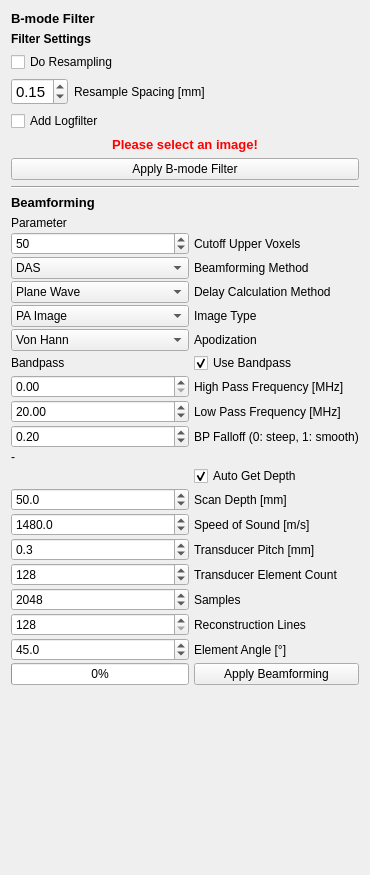
Before: the Qt Designer form Plugins/org.mitk.gui.qt.photoacoustics.imageprocessing/src/internal/PAImageProcessingControls.ui in MITK/MITK, drawn with Qt 5.
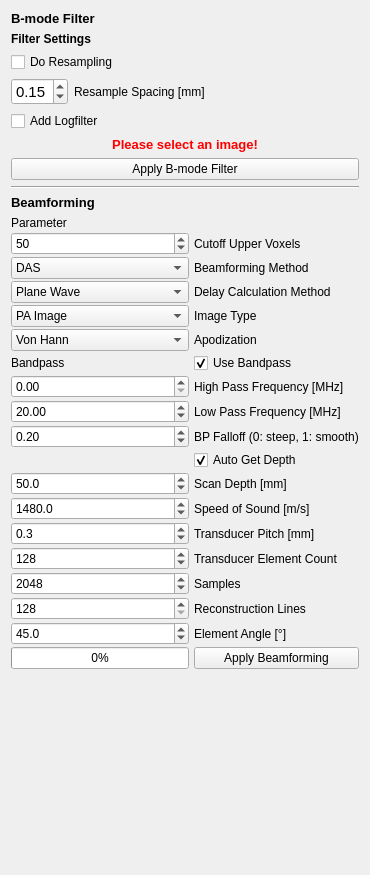
After: the same form once the commit is applied.

Commit message: T22228 -Bandpass should be stable, all configurations that could crash it are now cought beforehand

What changed in the file:
```diff
--- a/Plugins/org.mitk.gui.qt.photoacoustics.imageprocessing/src/internal/PAImageProcessingControls.ui
+++ b/Plugins/org.mitk.gui.qt.photoacoustics.imageprocessing/src/internal/PAImageProcessingControls.ui
@@ -159,7 +159,7 @@
            </property>
           </widget>
          </item>
-         <item row="17" column="1">
+         <item row="16" column="1">
           <widget class="QCheckBox" name="UseImageSpacing">
            <property name="text">
             <string>Auto Get Depth</string>
@@ -169,14 +169,14 @@
            </property>
           </widget>
          </item>
-         <item row="25" column="1">
+         <item row="24" column="1">
           <widget class="QPushButton" name="buttonApplyBeamforming">
            <property name="text">
             <string>Apply Beamforming</string>
            </property>
           </widget>
          </item>
-         <item row="17" column="0">
+         <item row="16" column="0">
           <widget class="QLabel" name="label_14">
            <property name="text">
             <string/>
@@ -190,21 +190,21 @@
            </property>
           </widget>
          </item>
-         <item row="19" column="1">
+         <item row="18" column="1">
           <widget class="QLabel" name="label_2">
            <property name="text">
             <string>Speed of Sound [m/s]</string>
            </property>
           </widget>
          </item>
-         <item row="18" column="1">
+         <item row="17" column="1">
           <widget class="QLabel" name="label">
            <property name="text">
             <string>Scan Depth [mm]</string>
            </property>
           </widget>
          </item>
-         <item row="20" column="0">
+         <item row="19" column="0">
           <widget class="QDoubleSpinBox" name="Pitch">
            <property name="sizePolicy">
             <sizepolicy hsizetype="Preferred" vsizetype="Fixed">
@@ -229,7 +229,7 @@
            </property>
           </widget>
          </item>
-         <item row="19" column="0">
+         <item row="18" column="0">
           <widget class="QDoubleSpinBox" name="SpeedOfSound">
            <property name="sizePolicy">
             <sizepolicy hsizetype="Preferred" vsizetype="Fixed">
@@ -254,14 +254,14 @@
            </property>
           </widget>
          </item>
-         <item row="21" column="1">
+         <item row="20" column="1">
           <widget class="QLabel" name="label_5">
            <property name="text">
             <string>Transducer Element Count</string>
            </property>
           </widget>
          </item>
-         <item row="18" column="0">
+         <item row="17" column="0">
           <widget class="QDoubleSpinBox" name="ScanDepth">
            <property name="sizePolicy">
             <sizepolicy hsizetype="Preferred" vsizetype="Fixed">
@@ -280,14 +280,14 @@
            </property>
           </widget>
          </item>
-         <item row="20" column="1">
+         <item row="19" column="1">
           <widget class="QLabel" name="label_3">
            <property name="text">
             <string>Transducer Pitch [mm]</string>
            </property>
           </widget>
          </item>
-         <item row="21" column="0">
+         <item row="20" column="0">
           <widget class="QSpinBox" name="ElementCount">
            <property name="sizePolicy">
             <sizepolicy hsizetype="Preferred" vsizetype="Fixed">
@@ -309,7 +309,7 @@
            </property>
           </widget>
          </item>
-         <item row="22" column="0">
+         <item row="21" column="0">
           <widget class="QSpinBox" name="Samples">
            <property name="sizePolicy">
             <sizepolicy hsizetype="Preferred" vsizetype="Fixed">
@@ -331,7 +331,7 @@
            </property>
           </widget>
          </item>
-         <item row="23" column="0">
+         <item row="22" column="0">
           <widget class="QSpinBox" name="Lines">
            <property name="sizePolicy">
             <sizepolicy hsizetype="Preferred" vsizetype="Fixed">
@@ -353,21 +353,21 @@
            </property>
           </widget>
          </item>
-         <item row="22" column="1">
+         <item row="21" column="1">
           <widget class="QLabel" name="label_6">
            <property name="text">
             <string>Samples</string>
            </property>
           </widget>
          </item>
-         <item row="23" column="1">
+         <item row="22" column="1">
           <widget class="QLabel" name="label_7">
            <property name="text">
             <string>Reconstruction Lines</string>
            </property>
           </widget>
          </item>
-         <item row="24" column="0">
+         <item row="23" column="0">
           <widget class="QDoubleSpinBox" name="Angle">
            <property name="sizePolicy">
             <sizepolicy hsizetype="Preferred" vsizetype="Fixed">
@@ -386,7 +386,7 @@
            </property>
           </widget>
          </item>
-         <item row="24" column="1">
+         <item row="23" column="1">
           <widget class="QLabel" name="label_9">
            <property name="text">
             <string>Element Angle [°]</string>
@@ -503,7 +503,7 @@
            </property>
           </widget>
          </item>
-         <item row="25" column="0">
+         <item row="24" column="0">
           <widget class="QProgressBar" name="progressBar">
            <property name="enabled">
             <bool>true</bool>
@@ -603,13 +603,6 @@
            </property>
           </widget>
          </item>
-         <item row="16" column="0">
-          <widget class="QLabel" name="BPInfoDisplay">
-           <property name="text">
-            <string>-</string>
-           </property>
-          </widget>
-         </item>
          <item row="5" column="0">
           <widget class="QComboBox" name="Apodization">
            <item>
```
Left out of the diff: 2 changed lines with no effect on the pictures. The commit also changes 1 other file.
